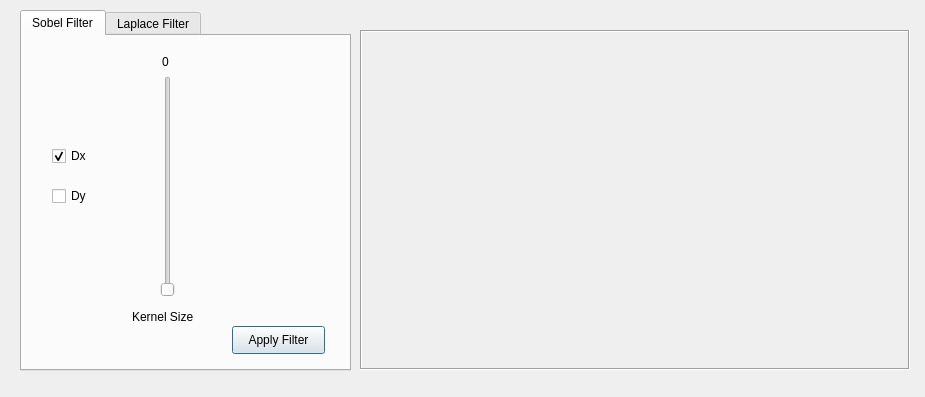
Before: the Qt Designer form gui/filters_ui.ui in atazmi/Image-Processing-GUI-ToolBox, drawn with Qt 5.
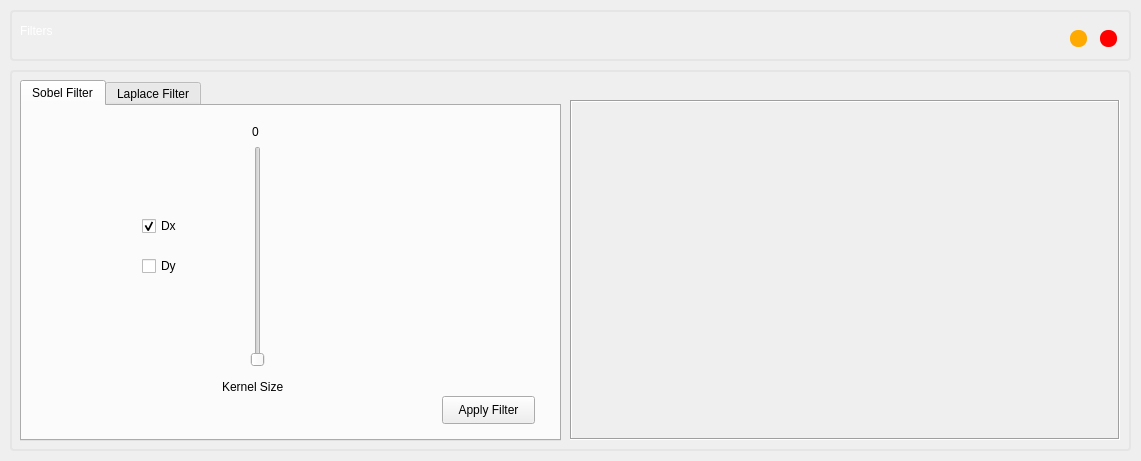
After: the same form once the commit is applied.

```diff
--- a/gui/filters_ui.ui
+++ b/gui/filters_ui.ui
@@ -6,19 +6,171 @@
    <rect>
     <x>0</x>
     <y>0</y>
-    <width>925</width>
-    <height>397</height>
+    <width>1141</width>
+    <height>461</height>
    </rect>
   </property>
+  <property name="sizePolicy">
+   <sizepolicy hsizetype="Fixed" vsizetype="Fixed">
+    <horstretch>0</horstretch>
+    <verstretch>0</verstretch>
+   </sizepolicy>
+  </property>
+  <property name="minimumSize">
+   <size>
+    <width>1141</width>
+    <height>461</height>
+   </size>
+  </property>
+  <property name="maximumSize">
+   <size>
+    <width>1141</width>
+    <height>461</height>
+   </size>
+  </property>
   <property name="windowTitle">
    <string>Filters</string>
   </property>
+  <widget class="QFrame" name="frame">
+   <property name="geometry">
+    <rect>
+     <x>10</x>
+     <y>10</y>
+     <width>1121</width>
+     <height>51</height>
+    </rect>
+   </property>
+   <property name="styleSheet">
+    <string notr="true">QFrame#frame{
+border-radius: 4px;
+border: 2px solid rgb(229, 229, 229);
+}</string>
+   </property>
+   <property name="frameShape">
+    <enum>QFrame::StyledPanel</enum>
+   </property>
+   <property name="frameShadow">
+    <enum>QFrame::Raised</enum>
+   </property>
+   <widget class="QLabel" name="label_4">
+    <property name="geometry">
+     <rect>
+      <x>10</x>
+      <y>0</y>
+      <width>401</width>
+      <height>41</height>
+     </rect>
+    </property>
+    <property name="styleSheet">
+     <string notr="true">color: #FFF;
+font: 75 20pt &quot;Berlin Sans FB Demi&quot;;</string>
+    </property>
+    <property name="text">
+     <string>Filters</string>
+    </property>
+    <property name="textFormat">
+     <enum>Qt::PlainText</enum>
+    </property>
+   </widget>
+   <widget class="QPushButton" name="close_button">
+    <property name="geometry">
+     <rect>
+      <x>1090</x>
+      <y>20</y>
+      <width>17</width>
+      <height>17</height>
+     </rect>
+    </property>
+    <property name="minimumSize">
+     <size>
+      <width>16</width>
+      <height>16</height>
+     </size>
+    </property>
+    <property name="maximumSize">
+     <size>
+      <width>17</width>
+      <height>17</height>
+     </size>
+    </property>
+    <property name="styleSheet">
+     <string notr="true">QPushButton {
+	border: none;
+	border-radius: 8px;
+	background-color: rgb(255, 0, 0);
+}
+
+QPushButton:hover {
+	background-color: rgba(255, 0, 0, 150);
+}</string>
+    </property>
+    <property name="text">
+     <string/>
+    </property>
+   </widget>
+   <widget class="QPushButton" name="minimize_button">
+    <property name="geometry">
+     <rect>
+      <x>1060</x>
+      <y>20</y>
+      <width>17</width>
+      <height>17</height>
+     </rect>
+    </property>
+    <property name="minimumSize">
+     <size>
+      <width>16</width>
+      <height>16</height>
+     </size>
+    </property>
+    <property name="maximumSize">
+     <size>
+      <width>17</width>
+      <height>17</height>
+     </size>
+    </property>
+    <property name="styleSheet">
+     <string notr="true">QPushButton {
+	border: none;
+	border-radius: 8px;
+	background-color: rgb(255, 170, 0);
+}
+QPushButton:hover {
+background-color: rgba(255, 170, 0, 150);
+}</string>
+    </property>
+    <property name="text">
+     <string/>
+    </property>
+   </widget>
+  </widget>
+  <widget class="QFrame" name="frame_2">
+   <property name="geometry">
+    <rect>
+     <x>10</x>
+     <y>70</y>
+     <width>1121</width>
+     <height>381</height>
+    </rect>
+   </property>
+   <property name="styleSheet">
+    <string notr="true">QFrame#frame_2{
+border-radius: 4px;
+border: 2px solid rgb(229, 229, 229);
+}</string>
+   </property>
+   <property name="frameShape">
+    <enum>QFrame::StyledPanel</enum>
+   </property>
+   <property name="frameShadow">
+    <enum>QFrame::Raised</enum>
+   </property>
   <widget class="QTabWidget" name="tabs">
    <property name="geometry">
     <rect>
-     <x>20</x>
+      <x>10</x>
      <y>10</y>
-     <width>331</width>
+      <width>541</width>
      <height>361</height>
     </rect>
    </property>
@@ -35,7 +187,7 @@
     <widget class="QSlider" name="slider1">
      <property name="geometry">
       <rect>
-       <x>130</x>
+        <x>220</x>
        <y>40</y>
        <width>31</width>
        <height>221</height>
@@ -60,7 +212,7 @@
     <widget class="QLabel" name="label">
      <property name="geometry">
       <rect>
-       <x>110</x>
+        <x>200</x>
        <y>270</y>
        <width>71</width>
        <height>21</height>
@@ -76,7 +228,7 @@
     <widget class="QLabel" name="slider1_counter">
      <property name="geometry">
       <rect>
-       <x>140</x>
+        <x>230</x>
        <y>10</y>
        <width>31</width>
        <height>31</height>
@@ -92,7 +244,7 @@
     <widget class="QCheckBox" name="dx_checkBox">
      <property name="geometry">
       <rect>
-       <x>30</x>
+        <x>120</x>
        <y>110</y>
        <width>81</width>
        <height>20</height>
@@ -108,7 +260,7 @@
     <widget class="QCheckBox" name="dy_checkBox">
      <property name="geometry">
       <rect>
-       <x>30</x>
+        <x>120</x>
        <y>150</y>
        <width>81</width>
        <height>20</height>
@@ -124,7 +276,7 @@
      </property>
      <property name="geometry">
       <rect>
-       <x>210</x>
+        <x>420</x>
        <y>290</y>
        <width>93</width>
        <height>28</height>
@@ -214,7 +366,7 @@
   <widget class="QLabel" name="image_label">
    <property name="geometry">
     <rect>
-     <x>360</x>
+      <x>560</x>
      <y>30</y>
      <width>550</width>
      <height>340</height>
@@ -232,6 +384,7 @@
    <property name="alignment">
     <set>Qt::AlignCenter</set>
    </property>
+   </widget>
   </widget>
  </widget>
  <resources/>
```
Left out of the diff: 10 changed lines with no effect on the pictures. Lines whose indentation alone changed are shown as unchanged.
